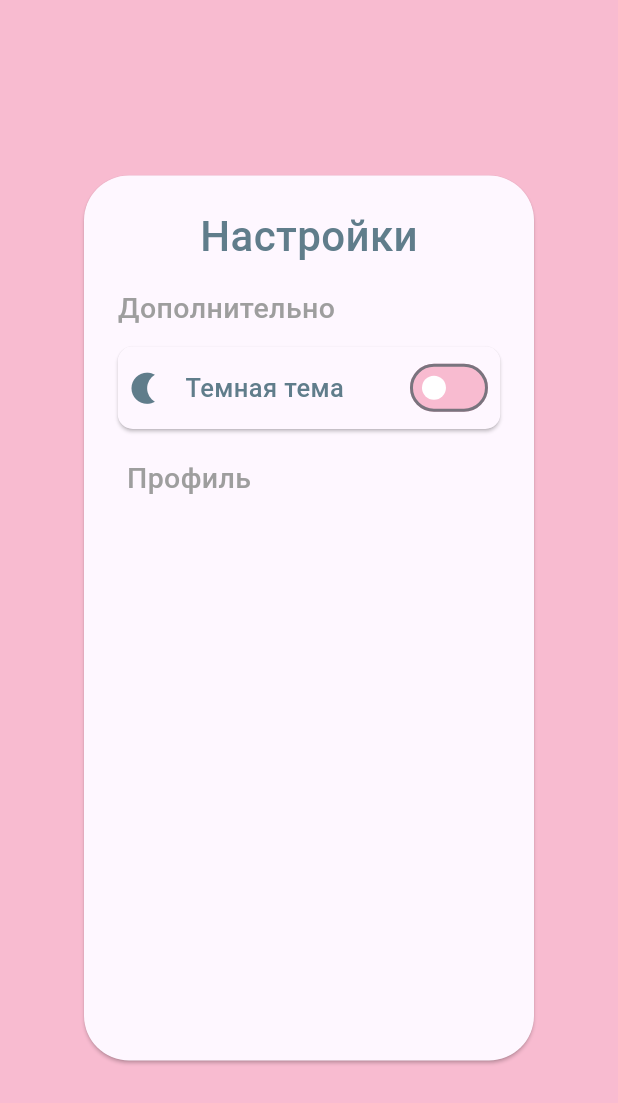
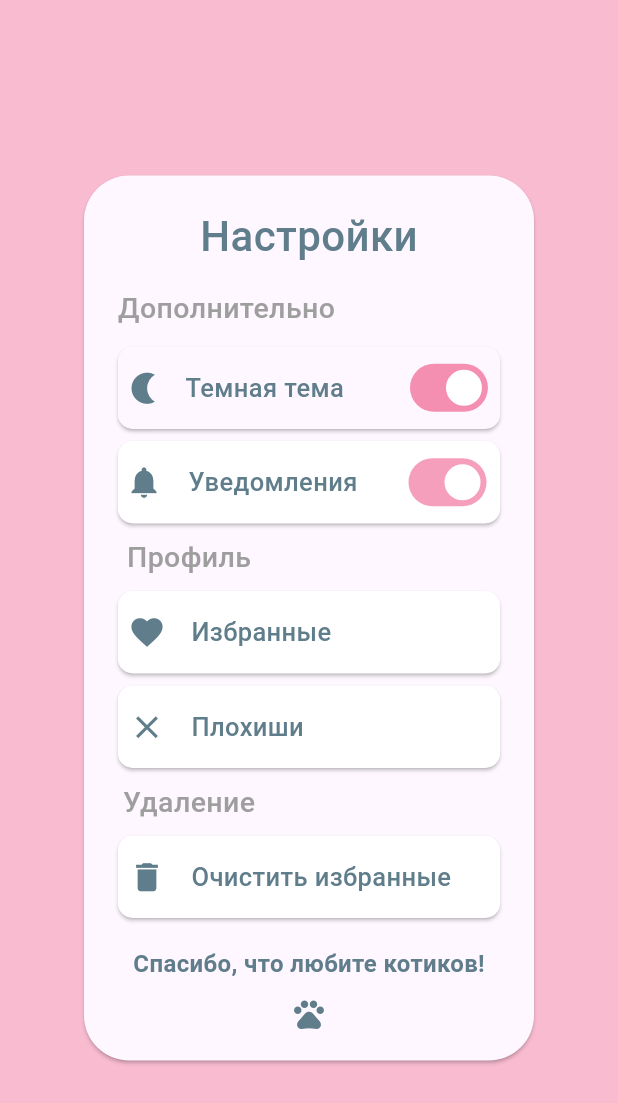
Before and after one commit to Matvey0808/cat_tinder1, a Flutter app: the SecondScreen screen opened directly, on a phone screen of 412 x 824 dp. Shown: the top 1103 px of the screen. Run offline on Flutter 3.47's test engine with Material 3 defaults, Android fonts, the phone set to English and light mode, and no system bars; our stand-ins replace tcard.

Commit message:
Все по новой :(

```diff
--- a/lib/main.dart
+++ b/lib/main.dart
@@ -8,56 +8,17 @@ import 'package:cat_tinder1/screens/swipe_card.dart';
 import 'package:flutter/material.dart';
 
 void main() {
-  runApp(const MyApp());
+  runApp(MyApp());
 }
 
-class MyApp extends StatefulWidget {
+class MyApp extends StatelessWidget {
   const MyApp({super.key});
-
-  @override
-  State<MyApp> createState() => MyAppState();
-}
-
-class MyAppState extends State<MyApp> {
-  bool isDarkMode = false;
-
-  ThemeData _lightTheme = ThemeData(
-    primarySwatch: Colors.pink,
-    scaffoldBackgroundColor: Colors.white,
-    appBarTheme: const AppBarTheme(
-      backgroundColor: Colors.pink,
-      titleTextStyle: TextStyle(color: Colors.white),
-    ),
-    textTheme: const TextTheme(
-      bodyMedium: TextStyle(color: Colors.black),
-    ),
-  );
-
-  ThemeData _darkTheme = ThemeData(
-    primarySwatch: Colors.blueGrey,
-    scaffoldBackgroundColor: Colors.grey[900],
-    appBarTheme: AppBarTheme(
-      backgroundColor: Colors.blueGrey[900],
-      titleTextStyle: const TextStyle(color: Colors.white),
-    ),
-    textTheme: const TextTheme(
-      bodyMedium: TextStyle(color: Colors.white),
-    ),
-  );
-
-  void toggleTheme() {
-    setState(() {
-      isDarkMode = !isDarkMode;
-    });
-  }
 
   @override
   Widget build(BuildContext context) {
     return MaterialApp(
       debugShowCheckedModeBanner: false,
-      theme: isDarkMode ? _darkTheme : _lightTheme,
-      darkTheme: _darkTheme,
-      home: Homescreen(),
+      home: SecondScreen(),
     );
   }
 }
--- a/lib/screens/HomeScreen.dart
+++ b/lib/screens/HomeScreen.dart
@@ -1,5 +1,4 @@
 import 'package:cat_tinder1/screens/Second_screen.dart';
-import 'package:cat_tinder1/screens/card.dart';
 import 'package:cat_tinder1/screens/swipe_card.dart';
 import 'package:flutter/material.dart';
 
--- a/lib/screens/Second_screen.dart
+++ b/lib/screens/Second_screen.dart
@@ -48,8 +48,9 @@ class SecondScreen extends StatelessWidget {
                     ],
                   ),
                 ),
+                CardTheme2(),
                 const Padding(
-                  padding: EdgeInsets.only(right: 160, top: 15),
+                  padding: EdgeInsets.only(right: 160, top: 5),
                   child: Text(
                     "Профиль",
                     style: TextStyle(
@@ -58,6 +59,42 @@ class SecondScreen extends StatelessWidget {
                         color: Colors.grey),
                   ),
                 ),
+                Padding(
+                  padding: const EdgeInsets.only(top: 5),
+                  child: CardTheme3(),
+                ),
+                CardTheme4(),
+                Padding(
+                  padding: EdgeInsets.only(right: 160, top: 5),
+                  child: Text(
+                    "Удаление",
+                    style: TextStyle(
+                        fontSize: 19,
+                        fontWeight: FontWeight.w500,
+                        color: Colors.grey),
+                  ),
+                ),
+                Padding(
+                  padding: const EdgeInsets.only(top: 5),
+                  child: CardTheme5(),
+                ),
+                Padding(
+                  padding: const EdgeInsets.only(top: 15),
+                  child: Text(
+                    "Спасибо, что любите котиков!",
+                    style: TextStyle(
+                        fontSize: 16,
+                        color: Colors.blueGrey,
+                        fontWeight: FontWeight.bold),
+                  ),
+                ),
+                Padding(
+                  padding: const EdgeInsets.only(top: 10),
+                  child: Icon(
+                    Icons.pets,
+                    color: Colors.blueGrey,
+                  ),
+                )
               ],
             ),
           ),
--- a/lib/screens/card.dart
+++ b/lib/screens/card.dart
@@ -1,7 +1,6 @@
 import 'package:cat_tinder1/main.dart';
 import 'package:cat_tinder1/screens/block.dart';
 import 'package:cat_tinder1/screens/favorite.dart';
-import 'package:cat_tinder1/screens/infoCard.dart';
 import 'package:flutter/material.dart';
 
 class CatCard1 extends StatelessWidget {
@@ -249,21 +248,11 @@ class CardFavorite2 extends StatelessWidget {
 
 // Карточки для Настроек
 
-class CardTheme1 extends StatefulWidget {
+class CardTheme1 extends StatelessWidget {
   const CardTheme1({super.key});
 
   @override
-  State<CardTheme1> createState() => _CardTheme1State();
-}
-
-class _CardTheme1State extends State<CardTheme1> {
-  bool _isDarkModeLocal = false;
-
-  @override
   Widget build(BuildContext context) {
-    final appState = context.findAncestorStateOfType<MyAppState>()!;
-    _isDarkModeLocal = appState.isDarkMode;
-
     return Center(
       child: Card(
         color: Theme.of(context).cardColor,
@@ -298,14 +287,8 @@ class _CardTheme1State extends State<CardTheme1> {
                 child: Transform.scale(
                   scale: 1,
                   child: Switch(
-                    value: _isDarkModeLocal,
-                    onChanged: (bool value) {
-                      setState(() {
-                        _isDarkModeLocal = value;
-                      });
-                      appState
-                          .toggleTheme(); // Вызываем метод для смены темы в MyApp
-                    },
+                    value: true,
+                    onChanged: (bool value) {},
                     activeTrackColor: Colors.pink[200],
                     inactiveTrackColor: Colors.pink[100],
                     thumbColor: const WidgetStatePropertyAll(Colors.white),
@@ -361,7 +344,7 @@ class CardTheme2 extends StatelessWidget {
                   child: Switch(
                     value: true,
                     onChanged: (bool value) {},
-                    activeColor: Colors.pink[200],
+                    activeColor: Colors.pink[400],
                     thumbColor: const WidgetStatePropertyAll(Colors.white),
                   ),
                 ),
--- a/lib/screens/infoCard.dart
+++ b/lib/screens/infoCard.dart
@@ -1,4 +1,3 @@
-import 'package:cat_tinder1/screens/HomeScreen.dart';
 import 'package:flutter/material.dart';
 
 class InfoCard1 extends StatelessWidget {
--- a/pubspec.yaml
+++ b/pubspec.yaml
@@ -61,7 +61,6 @@ flutter:
   # To add assets to your application, add an assets section, like this:
   assets:
     - assets/images/
-    - assets/icons/
 
   # An image asset can refer to one or more resolution-specific "variants", see
   # https://flutter.dev/to/resolution-aware-images
```
Also changed, not shown: 12 other files.
